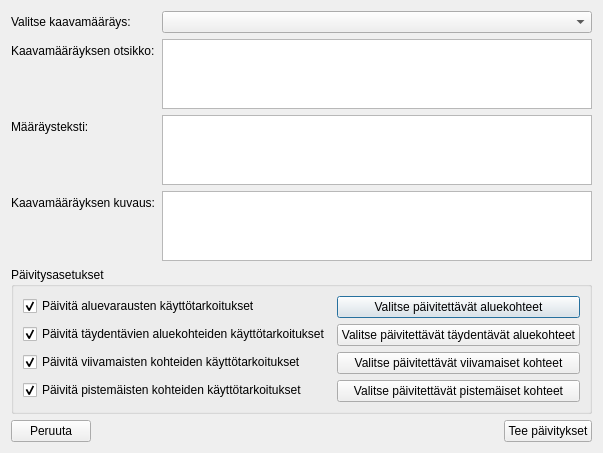
The window that yleiskaava_dialog_update_regulation_of_group.ui (ernoma/yleiskaava) describes before a commit, drawn with Qt 5.
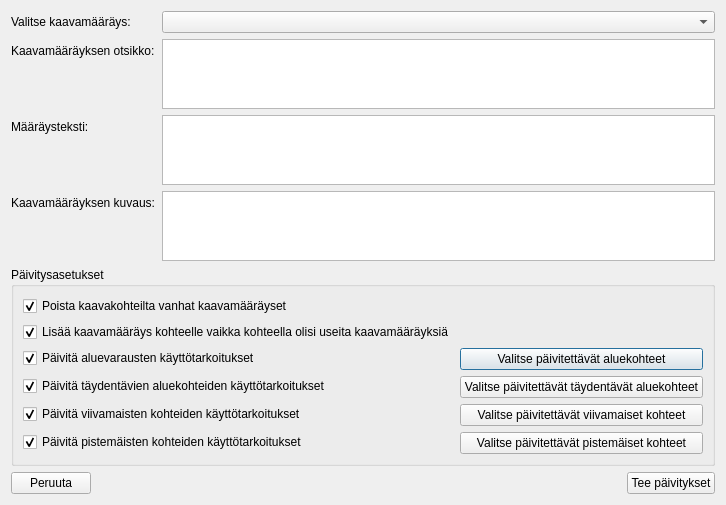
The same window after the commit.

Commit message: Toteuta ja korjaa bugeja T2:n osalta

```diff
--- a/yleiskaava_dialog_update_regulation_of_group.ui
+++ b/yleiskaava_dialog_update_regulation_of_group.ui
@@ -68,7 +68,7 @@
           <string>Päivitysasetukset</string>
          </property>
          <layout class="QFormLayout" name="formLayout_2">
-          <item row="0" column="0">
+          <item row="2" column="0">
            <widget class="QCheckBox" name="checkBoxUpdateLandUseClassificationsForPolgyonFeatures">
             <property name="text">
              <string>Päivitä aluevarausten käyttötarkoitukset</string>
@@ -78,14 +78,14 @@
             </property>
            </widget>
           </item>
-          <item row="0" column="1">
+          <item row="2" column="1">
            <widget class="QPushButton" name="pushButtonSelectPolgyonFeatures">
             <property name="text">
              <string>Valitse päivitettävät aluekohteet</string>
             </property>
            </widget>
           </item>
-          <item row="1" column="0">
+          <item row="3" column="0">
            <widget class="QCheckBox" name="checkBoxUpdateLandUseClassificationsForSupplementaryPolygonFeatures">
             <property name="text">
              <string>Päivitä täydentävien aluekohteiden käyttötarkoitukset</string>
@@ -95,14 +95,14 @@
             </property>
            </widget>
           </item>
-          <item row="1" column="1">
+          <item row="3" column="1">
            <widget class="QPushButton" name="pushButtonSelectSupplementaryPolygonFeatures">
             <property name="text">
              <string>Valitse päivitettävät täydentävät aluekohteet</string>
             </property>
            </widget>
           </item>
-          <item row="2" column="0">
+          <item row="4" column="0">
            <widget class="QCheckBox" name="checkBoxUpdateLandUseClassificationsForLineFeatures">
             <property name="text">
              <string>Päivitä viivamaisten kohteiden käyttötarkoitukset</string>
@@ -112,14 +112,14 @@
             </property>
            </widget>
           </item>
-          <item row="2" column="1">
+          <item row="4" column="1">
            <widget class="QPushButton" name="pushButtonSelectLineFeatures">
             <property name="text">
              <string>Valitse päivitettävät viivamaiset kohteet</string>
             </property>
            </widget>
           </item>
-          <item row="3" column="0">
+          <item row="5" column="0">
            <widget class="QCheckBox" name="checkBoxUpdateLandUseClassificationsForPointFeatures">
             <property name="text">
              <string>Päivitä pistemäisten kohteiden käyttötarkoitukset</string>
@@ -129,13 +129,33 @@
             </property>
            </widget>
           </item>
-          <item row="3" column="1">
+          <item row="5" column="1">
            <widget class="QPushButton" name="pushButtonSelectPointFeatures">
             <property name="text">
              <string>Valitse päivitettävät pistemäiset kohteet</string>
             </property>
            </widget>
           </item>
+          <item row="0" column="0">
+           <widget class="QCheckBox" name="checkBoxRemoveOldRegulationsFromSpatialFeatures">
+            <property name="text">
+             <string>Poista kaavakohteilta vanhat kaavamääräyset</string>
+            </property>
+            <property name="checked">
+             <bool>true</bool>
+            </property>
+           </widget>
+          </item>
+          <item row="1" column="0">
+           <widget class="QCheckBox" name="checkBoxAddRegulationEvenIfSpatialFeatureHasMultipleRegulations">
+            <property name="text">
+             <string>Lisää kaavamääräys kohteelle vaikka kohteella olisi useita kaavamääräyksiä</string>
+            </property>
+            <property name="checked">
+             <bool>true</bool>
+            </property>
+           </widget>
+          </item>
          </layout>
         </widget>
        </item>
```
The commit also changes 2 other files.
